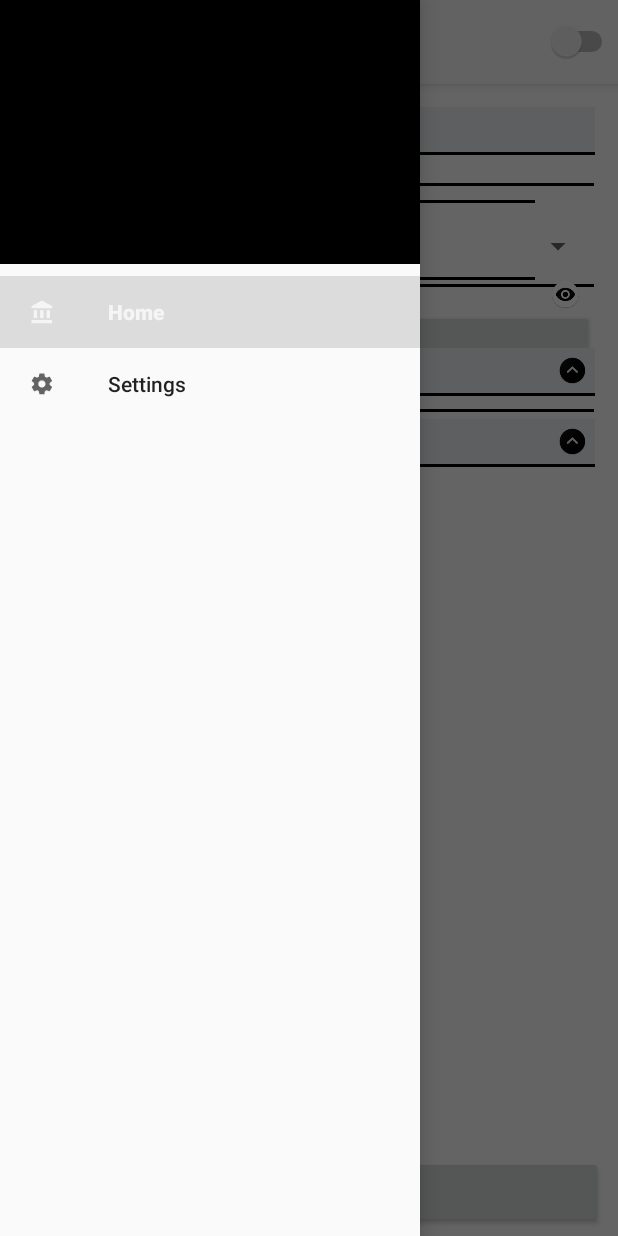
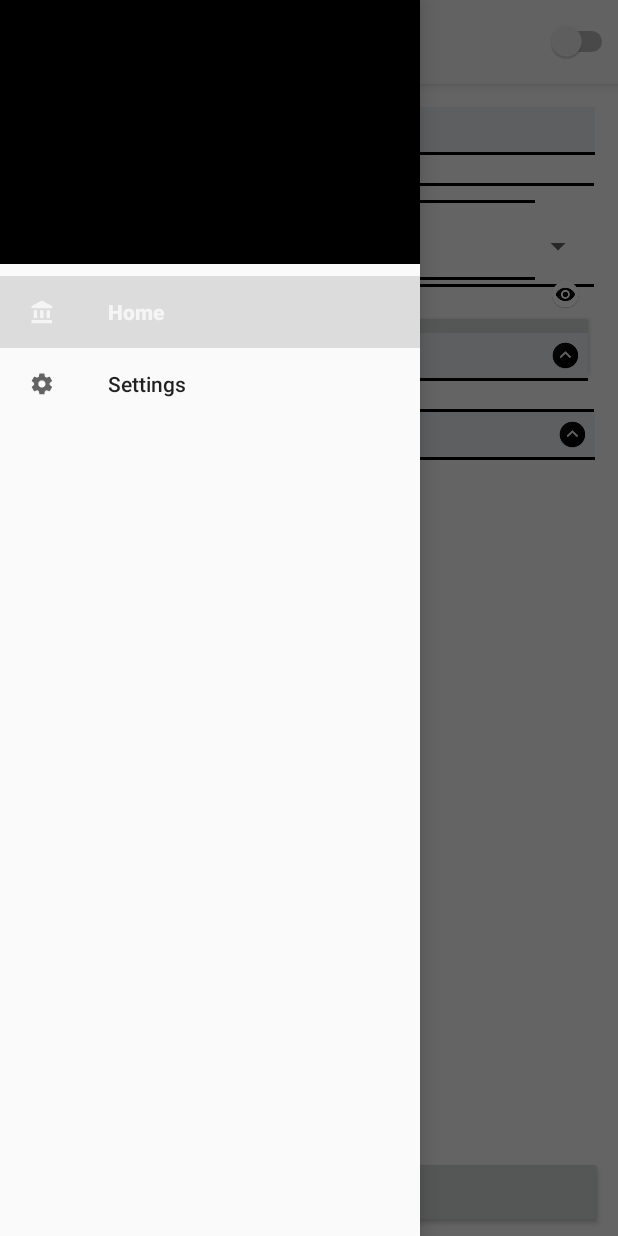
Before and after one commit to DainWs/2DAM_Granada_Contributions, an Android app: the fragment MercadoFragment placed in its activity, with the side drawer open, on a phone screen of 412 x 824 dp. Run offline under Robolectric (Android 15) with nearby library versions, the light colour scheme and no system bars; our stand-ins replace Firebase (no records; nobody signed in at launch, a user with empty details on screens opened directly), navigation-ui; pictures from the network do not load; 14 statements that could not run were skipped.

Commit message:
Muchos cambios

```diff
--- a/app/src/main/java/com/josealex/granadacontributions/MainActivity.java
+++ b/app/src/main/java/com/josealex/granadacontributions/MainActivity.java
@@ -47,9 +47,6 @@ public class MainActivity extends AppCompatActivity {
         GlobalInformation.mainActivity = this;
 
         dbManager = new FirebaseDBManager(this, loggedUser);
-
-        loggedUser.addGestiones("1234");
-        FirebaseDBManager.saveUserData(loggedUser);
 
         Toolbar toolbar = findViewById(R.id.toolbar);
         setSupportActionBar(toolbar);
--- a/app/src/main/java/com/josealex/granadacontributions/adapters/MyExpandableListAdapter.java
+++ b/app/src/main/java/com/josealex/granadacontributions/adapters/MyExpandableListAdapter.java
@@ -52,6 +52,8 @@ public abstract class MyExpandableListAdapter<T> extends BaseExpandableListAdapt
         return expandedListPosition;
     }
 
+
+
     @Override
     public View getChildView(int listPosition, final int expandedListPosition,
                              boolean isLastChild, View convertView, ViewGroup parent) {
@@ -97,6 +99,13 @@ public abstract class MyExpandableListAdapter<T> extends BaseExpandableListAdapt
 
         TextView listTitleTV = (TextView) convertView.findViewById(R.id.list_title);
 
+        final ImageView expandableState = ((ImageView) convertView.findViewById(R.id.expandable_state_image));
+
+        convertView.setOnClickListener(v -> {
+            if(isExpanded) expandableState.setImageResource(R.mipmap.ic_expanded);
+            else expandableState.setImageResource(R.mipmap.ic_collapsed);
+        });
+
         listTitleTV.setTypeface(null, Typeface.BOLD);
         listTitleTV.setText(listTitle);
 
--- a/app/src/main/java/com/josealex/granadacontributions/modules/Mercado.java
+++ b/app/src/main/java/com/josealex/granadacontributions/modules/Mercado.java
@@ -137,6 +137,8 @@ public class Mercado implements Serializable {
         return select;
     }
 
-
-
+    @Override
+    public String toString() {
+        return nombre;
+    }
 }
--- a/app/src/main/java/com/josealex/granadacontributions/utils/Consulta.java
+++ b/app/src/main/java/com/josealex/granadacontributions/utils/Consulta.java
@@ -40,6 +40,10 @@ public abstract class Consulta<T> {
     public static ArrayList<User> getUsersWhere(Consulta<User> where) {
         ArrayList<User> select = new ArrayList<>();
 
+        if(where.comprueba(GlobalInformation.SIGN_IN_USER)) {
+            select.add(GlobalInformation.SIGN_IN_USER);
+        }
+
         for (User user : GlobalInformation.USERS) {
             if(where.comprueba(user)) {
                 select.add(user);
--- a/app/src/main/res/layout/fragment_mercado.xml
+++ b/app/src/main/res/layout/fragment_mercado.xml
@@ -234,9 +234,18 @@
 
         <com.josealex.granadacontributions.views.MyExpandableList
             android:id="@+id/expandable_list"
+            android:groupIndicator="@null"
             android:layout_width="match_parent"
             android:layout_height="wrap_content"
+            android:layout_marginStart="20dp"
+            android:layout_marginLeft="20dp"
+            android:layout_marginTop="5dp"
+            android:layout_marginEnd="20dp"
+            android:layout_marginRight="20dp"
+            android:layout_marginBottom="5dp"
+            android:listSelector="@android:color/transparent"
             tools:context=".list.ItemFragment"
+            tools:listheader="@layout/simple_expandable_list_group"
             tools:listitem="@layout/list_item_user" />
 
         <LinearLayout
--- a/app/src/main/res/layout/list_item_market.xml
+++ b/app/src/main/res/layout/list_item_market.xml
@@ -7,7 +7,7 @@
 
     <LinearLayout
         android:layout_width="match_parent"
-        android:layout_height="match_parent"
+        android:layout_height="wrap_content"
         android:orientation="vertical">
 
         <TextView
--- a/app/src/main/res/layout/list_markets.xml
+++ b/app/src/main/res/layout/list_markets.xml
@@ -5,7 +5,7 @@
     android:id="@+id/listamercados"
     android:name="com.josealex.granadacontributions.ui.rview.mercadosFragment"
     android:layout_width="match_parent"
-    android:layout_height="match_parent"
+    android:layout_height="wrap_content"
     android:layout_marginLeft="16dp"
     android:layout_marginRight="16dp"
     app:layoutManager="LinearLayoutManager"
--- a/app/src/main/res/layout/simple_expandable_list_group.xml
+++ b/app/src/main/res/layout/simple_expandable_list_group.xml
@@ -2,18 +2,14 @@
 <LinearLayout xmlns:android="http://schemas.android.com/apk/res/android"
     xmlns:app="http://schemas.android.com/apk/res-auto"
     xmlns:tools="http://schemas.android.com/tools"
-    android:orientation="vertical" android:layout_width="match_parent"
-    android:layout_height="match_parent">
+    android:layout_width="match_parent"
+    android:layout_height="wrap_content"
+    android:orientation="vertical">
 
     <LinearLayout
         android:id="@+id/expandable_list_title"
         android:layout_width="match_parent"
         android:layout_height="wrap_content"
-        android:layout_marginStart="15dp"
-        android:layout_marginLeft="15dp"
-        android:layout_marginTop="15dp"
-        android:layout_marginEnd="15dp"
-        android:layout_marginRight="15dp"
         android:background="@color/main_activity_background_color"
         android:orientation="horizontal"
         android:paddingStart="25dp"
@@ -47,10 +43,6 @@
     <View
         android:layout_width="match_parent"
         android:layout_height="2dp"
-        android:layout_marginStart="15dp"
-        android:layout_marginLeft="15dp"
-        android:layout_marginEnd="15dp"
-        android:layout_marginRight="15dp"
         android:background="@color/toolbar_background_color"
         app:layout_constraintEnd_toEndOf="parent"
         app:layout_constraintStart_toStartOf="parent"
```
Also changed, not shown: app/src/main/java/com/josealex/granadacontributions/adapters/MarketsRecyclerAdapter.java (+2 -8 lines), app/src/main/java/com/josealex/granadacontributions/modules/User.java (+8 -2 lines), app/src/main/java/com/josealex/granadacontributions/ui/home/MercadoFragment.java (+4 -6 lines).
